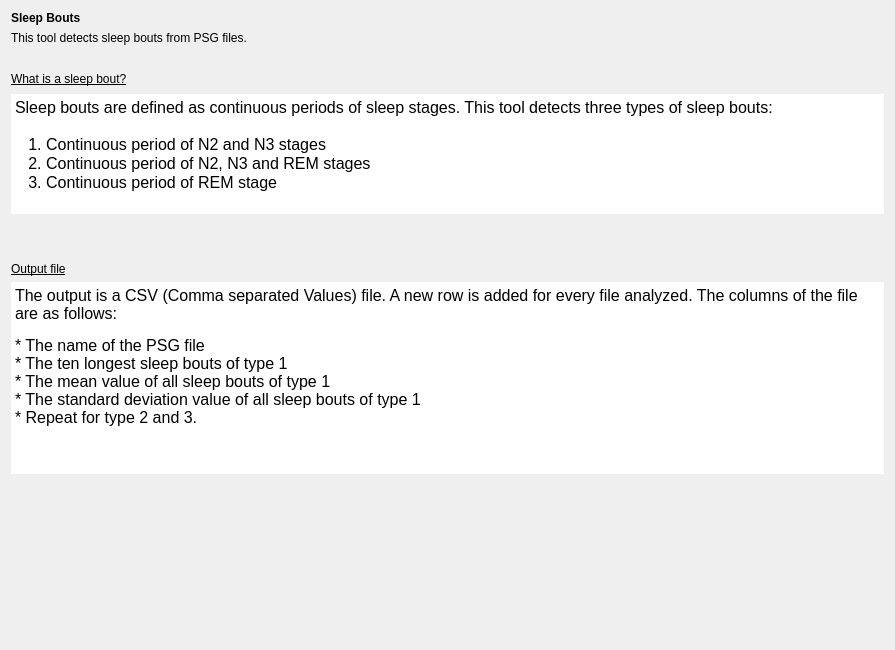
The window that tools/CEAMSTools/SleepBouts/IntroStep/Ui_IntroStep.ui (SnoozToolbox/snooz-package-ceams) describes before a commit, drawn with Qt 5.
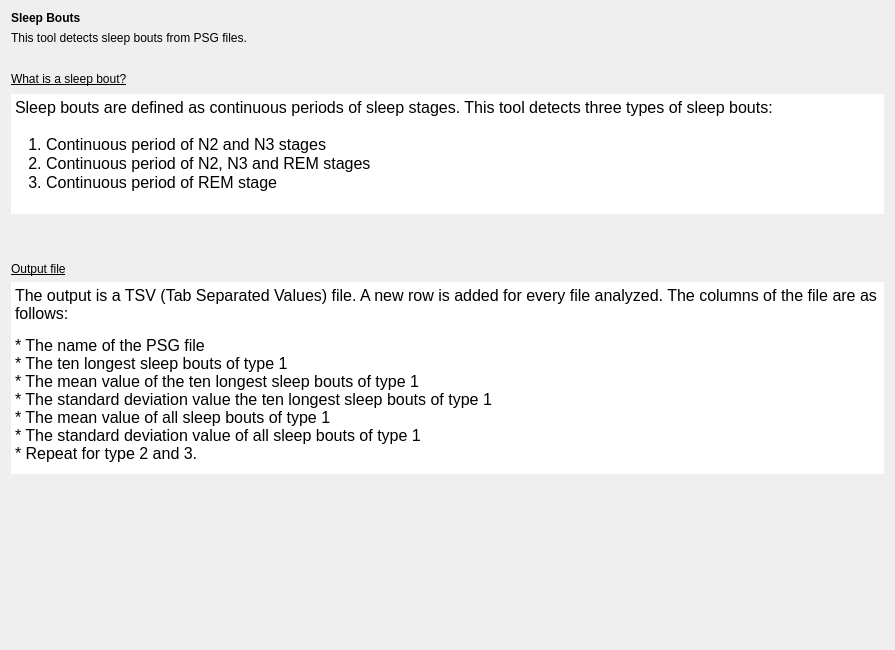
The same window after the commit. Icons and pictures are not drawn.

Commit message: Update statistics in Sleep Bouts Tool: add mean and std for the 10 longest bouts, update population std, and handle empty cells without stats

The edit to the form file:
```diff
--- a/tools/CEAMSTools/SleepBouts/IntroStep/Ui_IntroStep.ui
+++ b/tools/CEAMSTools/SleepBouts/IntroStep/Ui_IntroStep.ui
@@ -150,11 +150,14 @@
          </property>
          <property name="html">
           <string>&lt;!DOCTYPE HTML PUBLIC &quot;-//W3C//DTD HTML 4.0//EN&quot; &quot;http://www.w3.org/TR/REC-html40/strict.dtd&quot;&gt;
-&lt;html&gt;&lt;head&gt;&lt;meta name=&quot;qrichtext&quot; content=&quot;1&quot; /&gt;&lt;style type=&quot;text/css&quot;&gt;
+&lt;html&gt;&lt;head&gt;&lt;meta name=&quot;qrichtext&quot; content=&quot;1&quot; /&gt;&lt;meta charset=&quot;utf-8&quot; /&gt;&lt;style type=&quot;text/css&quot;&gt;
 p, li { white-space: pre-wrap; }
+hr { height: 1px; border-width: 0; }
+li.unchecked::marker { content: &quot;\2610&quot;; }
+li.checked::marker { content: &quot;\2612&quot;; }
 &lt;/style&gt;&lt;/head&gt;&lt;body style=&quot; font-family:'Roboto'; font-size:12pt; font-weight:400; font-style:normal;&quot;&gt;
-&lt;p style=&quot; margin-top:0px; margin-bottom:13px; margin-left:0px; margin-right:0px; -qt-block-indent:0; text-indent:0px;&quot;&gt;The output is a CSV (Comma separated Values) file. A new row is added for every file analyzed. The columns of the file are as follows:&lt;/p&gt;
-&lt;p style=&quot; margin-top:0px; margin-bottom:13px; margin-left:0px; margin-right:0px; -qt-block-indent:0; text-indent:0px;&quot;&gt;* The name of the PSG file&lt;br /&gt;* The ten longest sleep bouts of type 1&lt;br /&gt;* The mean value of all sleep bouts of type 1&lt;br /&gt;* The standard deviation value of all sleep bouts of type 1&lt;br /&gt;* Repeat for type 2 and 3.&lt;/p&gt;&lt;/body&gt;&lt;/html&gt;</string>
+&lt;p style=&quot; margin-top:0px; margin-bottom:13px; margin-left:0px; margin-right:0px; -qt-block-indent:0; text-indent:0px;&quot;&gt;The output is a TSV (Tab Separated Values) file. A new row is added for every file analyzed. The columns of the file are as follows:&lt;/p&gt;
+&lt;p style=&quot; margin-top:0px; margin-bottom:13px; margin-left:0px; margin-right:0px; -qt-block-indent:0; text-indent:0px;&quot;&gt;* The name of the PSG file&lt;br /&gt;* The ten longest sleep bouts of type 1&lt;br /&gt;* The mean value of the ten longest sleep bouts of type 1&lt;br /&gt;* The standard deviation value the ten longest sleep bouts of type 1&lt;br /&gt;* The mean value of all sleep bouts of type 1&lt;br /&gt;* The standard deviation value of all sleep bouts of type 1&lt;br /&gt;* Repeat for type 2 and 3.&lt;/p&gt;&lt;/body&gt;&lt;/html&gt;</string>
          </property>
         </widget>
        </item>
```
Left out of the diff: 25 changed lines with no effect on the pictures. The commit also changes 3 other files.
